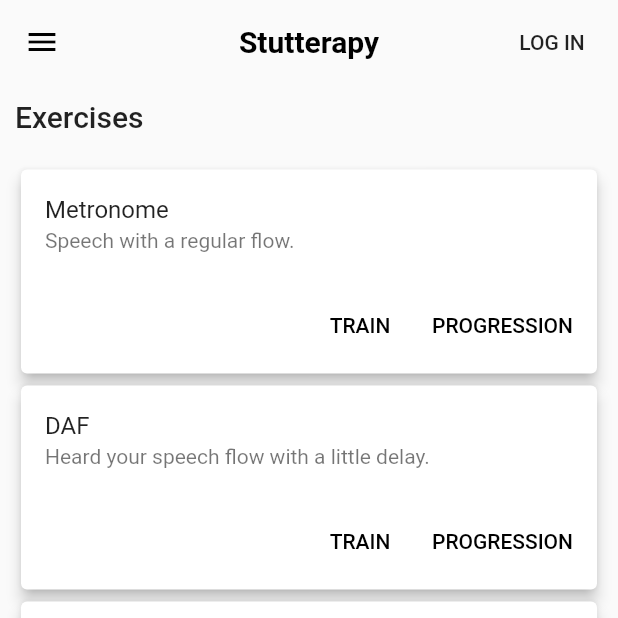
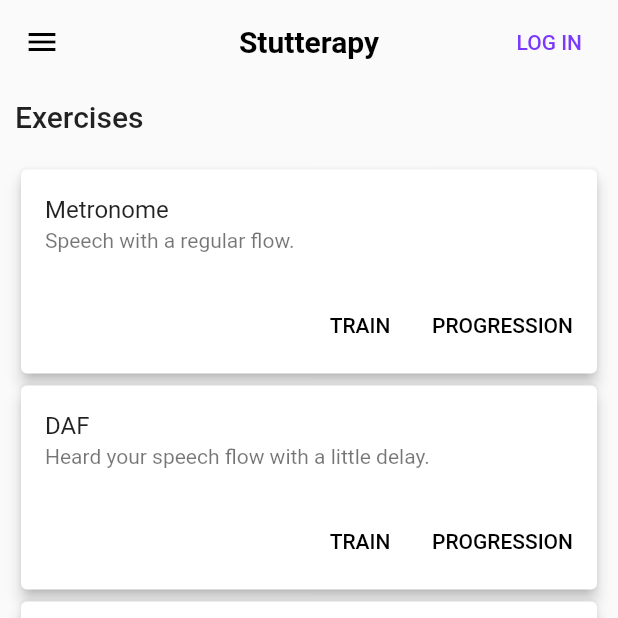
Before and after one commit to Romain-Guillot/Stuttherapy, a Flutter app: the HomePageStutter screen opened directly with empty values, on a phone screen of 412 x 824 dp, the top half of it. Run offline on Flutter 3.47's test engine with Material 2 defaults, Android fonts, the phone set to English and light mode, and no system bars; our stand-ins replace rxdart, shared_preferences; accounts and stored records are empty.

Commit message:
Improve app theme

```diff
--- a/lib/main.dart
+++ b/lib/main.dart
@@ -16,14 +16,30 @@ TODO
 Regroue SettingsItemWidget to one super widget
 
 */
+final MaterialColor primary = MaterialColor(
+  1,
+  {
+    50: Color.fromRGBO(255, 210, 255, 1),
+    100: Color.fromRGBO(189, 156, 255, 1),
+    200: Color.fromRGBO(169, 126, 255, 1),
+    300: Color.fromRGBO(146, 92, 255, 1),
+    400: Color.fromRGBO(122, 56, 255, 1),
+    500: Color.fromRGBO(93, 21, 238, 1),
+    600: Color.fromRGBO(76, 7, 213, 1),
+    700: Color.fromRGBO(58, 6, 164, 1),
+    800: Color.fromRGBO(41, 3, 118, 1),
+  }
+);
 
-final Color primaryColor = Color.fromRGBO(255, 172, 82, 1);
+final Color secondaryColor = Color.fromRGBO(255, 172, 82, 1);
+final Color secondaryColorDarker = Color.fromRGBO(255, 172, 82, 1);
 
 void main() async {
   SystemChrome.setSystemUIOverlayStyle(SystemUiOverlayStyle(
     systemNavigationBarColor: Colors.white, // navigation bar color
     systemNavigationBarIconBrightness: Brightness.dark,
-    statusBarColor: primaryColor, // status bar color
+    statusBarColor: primary[400], // status bar color
+    statusBarBrightness: Brightness.dark
   ));
   runApp(Stutterapy());
 }
@@ -48,16 +64,60 @@ class Stutterapy extends StatelessWidget {
       title: Strings.APP_NAME,
       theme: ThemeData(
         appBarTheme: AppBarTheme(
-          brightness: Brightness.light,
+          brightness: Brightness.dark,
           color: Colors.transparent,
           elevation: 0,
           iconTheme: IconThemeData(color: Colors.black),
           textTheme: TextTheme(
             title: TextStyle(color: Colors.black, fontSize: 20, fontWeight: FontWeight.bold),
-            subtitle: TextStyle(color: Colors.black, fontSize: 16, fontWeight: FontWeight.w300)
+            subtitle: TextStyle(color: Colors.black, fontSize: 16, fontWeight: FontWeight.w300),
+            button: TextStyle(color: primary[400]),
+          ),
+          actionsIconTheme: IconThemeData(
+            color: Colors.black
           )
         ),
-        primaryColor: Color.fromRGBO(96, 33, 255, 1),
+        // primarySwatch: primary,
+        buttonTheme: ButtonThemeData(buttonColor: primary[400], textTheme: ButtonTextTheme.primary),
+        primaryColor: primary[400],
+        primaryColorDark: primary[700],
+        primaryColorLight: primary[200],
+        sliderTheme: SliderThemeData(
+          // thumbColor: primary[700],
+          // activeTrackColor: primary[700],
+          // inactiveTrackColor: primary[200],
+          // overlayColor: primary[400].withAlpha(20)
+          thumbColor: secondaryColorDarker,
+          activeTrackColor: secondaryColorDarker,
+          inactiveTrackColor: secondaryColor.withAlpha(100),
+          overlayColor: secondaryColor.withAlpha(30)
+        ),
+
+        accentColor: secondaryColor,
+
+
+        // colorScheme: ColorScheme(
+        //   brightness: Brightness.dark,
+
+        //   primary: primaryColor,
+        //   primaryVariant: primaryColor,
+        //   onPrimary: Colors.blue,
+
+
+        //   secondary: secondaryColor,
+        //   secondaryVariant: secondaryColor,
+        //   onSecondary: Colors.deepOrange,
+
+        //   background: Colors.white,
+        //   onBackground: Colors.white,
+
+        //   error: Colors.red,
+        //   onError: Colors.white,
+        //   onSurface: primaryColor,
+        //   surface: Colors.black
+        // ),
+
+
       ),
       home:FutureBuilder<User>(
         future: AccountProvider.getSavedUser(),
--- a/lib/ui/components/main_appbar.dart
+++ b/lib/ui/components/main_appbar.dart
@@ -17,7 +17,7 @@ class LogIn extends StatelessWidget {
   @override
   Widget build(BuildContext context) {
     return FlatButton(
-      child: Text("Log in".toUpperCase()),
+      child: Text("Log in".toUpperCase(), style: TextStyle(color: Theme.of(context).primaryColor),),
       onPressed: () {
         Navigator.push(context, MaterialPageRoute(
           builder: (BuildContext ctx) => AccountLogIn()
```
